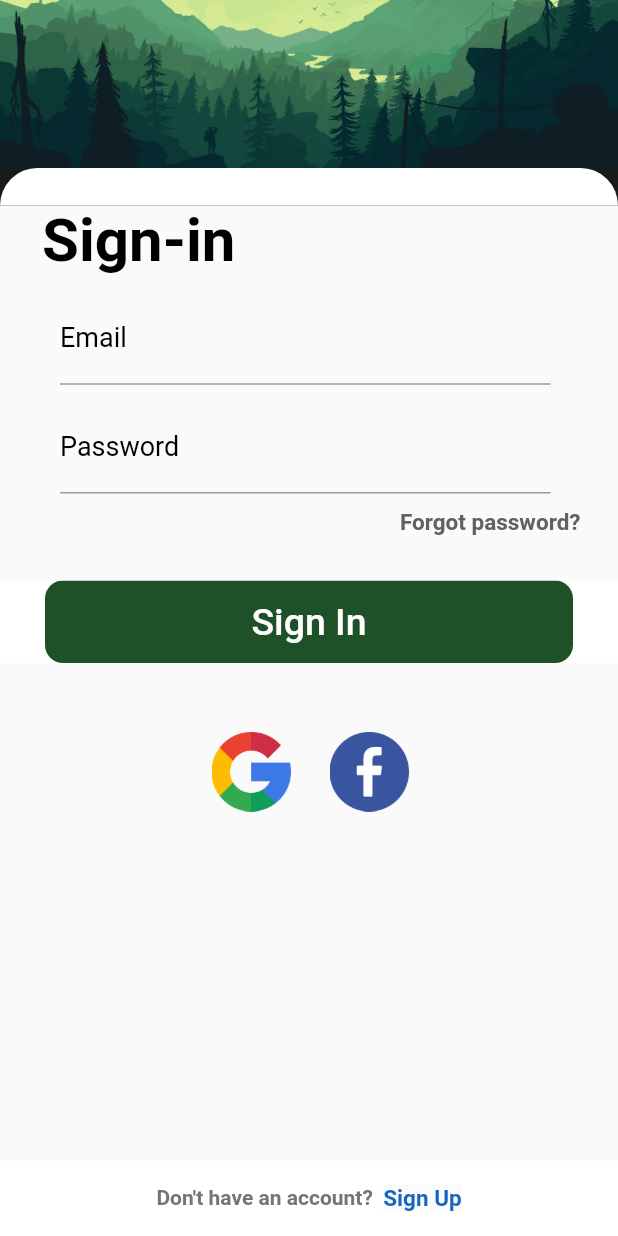
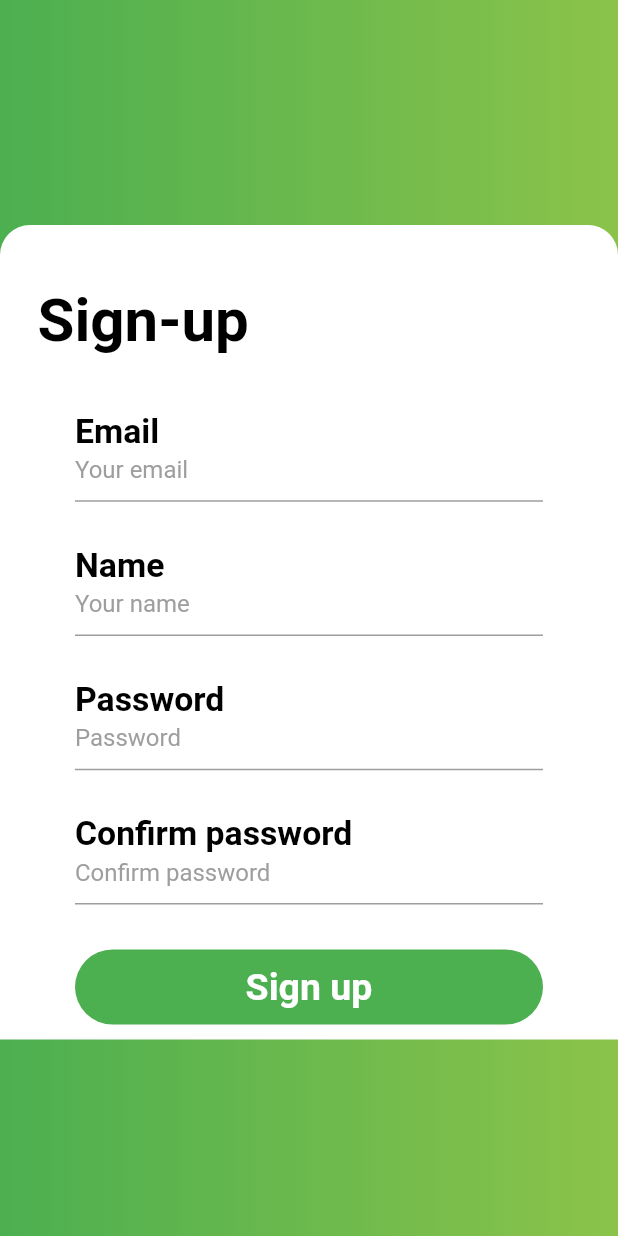
Before and after one commit to AnhTan1420/AppKeyboardShop, a Flutter app: the screen it shows after launch, on a phone screen of 412 x 824 dp. Run offline on Flutter 3.47's test engine with Material 2 defaults, Android fonts, the light colour scheme and no system bars; our stand-ins replace get; Roboto replaces fonts that are missing (Montserrat, Segoe UI).

Commit message:
[tungnx] add sign up page

```diff
--- a/lib/Screen/signup_screen.dart
+++ b/lib/Screen/signup_screen.dart
@@ -0,0 +1,202 @@
+import 'package:flutter/cupertino.dart';
+import 'package:flutter/material.dart';
+
+class SignUp extends StatelessWidget {
+  const SignUp({Key? key}) : super(key: key);
+
+  @override
+  Widget build(BuildContext context) {
+    return Scaffold(
+      body: Container(
+        decoration: const BoxDecoration(
+            gradient: LinearGradient(
+              // begin: Alignment.topRight,
+              // end: Alignment.bottomLeft,
+              colors: [
+                Colors.green,
+                Colors.lightGreen,
+              ],
+            )
+        ),
+        child: Column(
+          children: [
+            SizedBox(
+              width: MediaQuery.of(context).size.width,
+              height: 150,
+            ),
+            Expanded(
+              child: SingleChildScrollView(
+                child: Container(
+                  decoration: const BoxDecoration(
+                      color: Colors.white,
+                      borderRadius: BorderRadius.only(
+                          topLeft: Radius.circular(20),
+                          topRight: Radius.circular(20))),
+                  child: Column(
+                    children: [
+                      Padding(
+                        padding: const EdgeInsets.only(
+                            top: 40, bottom: 25, left: 25),
+                        child: SizedBox(
+                          width: MediaQuery.of(context).size.width,
+                          height: 50,
+                          child: const Text(
+                            'Sign-up',
+                            style: TextStyle(
+                              fontWeight: FontWeight.bold,
+                              fontSize: 40,
+                              color: Colors.black,
+                            ),
+                          ),
+                        ),
+                      ),
+                      // SingleChildScrollView(
+                      //   scrollDirection: Axis.vertical,
+                      Padding(
+                        padding: const EdgeInsets.only(left: 50, right: 50),
+                        child: Column(
+                          children: [
+                            // Email filed
+                            const Padding(
+                              padding: EdgeInsets.only(bottom: 20),
+                              child: TextField(
+                                decoration: InputDecoration(
+                                  labelText: 'Email',
+                                  floatingLabelBehavior:
+                                  FloatingLabelBehavior.always,
+                                  hintText: 'Your email',
+                                  hintStyle: TextStyle(
+                                    color: Colors.grey,
+                                  ),
+                                  labelStyle: TextStyle(
+                                    fontFamily: 'Montserrat',
+                                    fontWeight: FontWeight.bold,
+                                    color: Colors.black,
+                                    fontSize: 30,
+                                  ),
+                                  focusedBorder: UnderlineInputBorder(
+                                      borderSide:
+                                      BorderSide(color: Colors.green)),
+                                ),
+                                obscureText: true,
+                              ),
+                            ),
+
+                            // Name filed
+                            const Padding(
+                              padding: EdgeInsets.only(bottom: 20),
+                              child: TextField(
+                                decoration: InputDecoration(
+                                  labelText: 'Name',
+                                  floatingLabelBehavior:
+                                  FloatingLabelBehavior.always,
+                                  hintText: 'Your name',
+                                  hintStyle: TextStyle(
+                                    color: Colors.grey,
+                                  ),
+                                  labelStyle: TextStyle(
+                                    fontFamily: 'Montserrat',
+                                    fontWeight: FontWeight.bold,
+                                    color: Colors.black,
+                                    fontSize: 30,
+                                  ),
+                                  focusedBorder: UnderlineInputBorder(
+                                      borderSide:
+                                      BorderSide(color: Colors.green)),
+                                ),
+                                obscureText: true,
+                              ),
+                            ),
+
+                            // Password filed
+                            const Padding(
+                              padding: EdgeInsets.only(bottom: 20),
+                              child: TextField(
+                                decoration: InputDecoration(
+                                  labelText: 'Password',
+                                  floatingLabelBehavior:
+                                  FloatingLabelBehavior.always,
+                                  hintText: 'Password',
+                                  hintStyle: TextStyle(
+                                    color: Colors.grey,
+                                  ),
+                                  labelStyle: TextStyle(
+                                    fontFamily: 'Montserrat',
+                                    fontWeight: FontWeight.bold,
+                                    color: Colors.black,
+                                    fontSize: 30,
+                                  ),
+                                  focusedBorder: UnderlineInputBorder(
+                                      borderSide:
+                                      BorderSide(color: Colors.green)),
+                                ),
+                                obscureText: true,
+                              ),
+                            ),
+
+                            // Confirm password filed
+                            const Padding(
+                              padding: EdgeInsets.only(bottom: 20),
+                              child: TextField(
+                                decoration: InputDecoration(
+                                  labelText: 'Confirm password',
+                                  floatingLabelBehavior:
+                                  FloatingLabelBehavior.always,
+                                  hintText: 'Confirm password',
+                                  hintStyle: TextStyle(
+                                    color: Colors.grey,
+                                  ),
+                                  labelStyle: TextStyle(
+                                    fontFamily: 'Montserrat',
+                                    fontWeight: FontWeight.bold,
+                                    color: Colors.black,
+                                    fontSize: 30,
+                                  ),
+                                  focusedBorder: UnderlineInputBorder(
+                                      borderSide:
+                                      BorderSide(color: Colors.green)),
+                                ),
+                                obscureText: true,
+                              ),
+                            ),
+
+                            // Button Sign up
+                            Padding(
+                              padding:
+                              const EdgeInsets.only(top: 10, bottom: 10),
+                              child: SizedBox(
+                                width: MediaQuery.of(context).size.width,
+                                height: 50,
+                                child: Container(
+                                  decoration: BoxDecoration(
+                                    color: Colors.green,
+                                    borderRadius: BorderRadius.circular(30),
+                                  ),
+                                  child: const Center(
+                                    child: Text(
+                                      'Sign up',
+                                      style: TextStyle(
+                                        fontSize: 25,
+                                        fontWeight: FontWeight.bold,
+                                        color: Colors.white,
+                                      ),
+                                    ),
+                                  ),
+                                ),
+                              ),
+                            ),
+                          ],
+                        ),
+                      ),
+                      // ),
+                    ],
+                  ),
+                ),
+              ),
+            )
+          ],
+        ),
+      ),
+    );
+  }
+}
--- a/lib/main.dart
+++ b/lib/main.dart
@@ -1,4 +1,5 @@
 import 'package:flutter/material.dart';
+import 'package:kleyboardshop/Screen/signup_screen.dart';
 import 'package:provider/provider.dart';
 import 'package:get/get.dart';
 import 'package:kleyboardshop/Screen/signin_screen.dart';
@@ -15,7 +16,8 @@ class MyApp extends StatelessWidget {
       theme: ThemeData(
         primarySwatch: Colors.blue,
       ),
-      home: LoginScreen(),
+      // home: LoginScreen(),
+      home: SignUp(),
 
     );
   }
```
